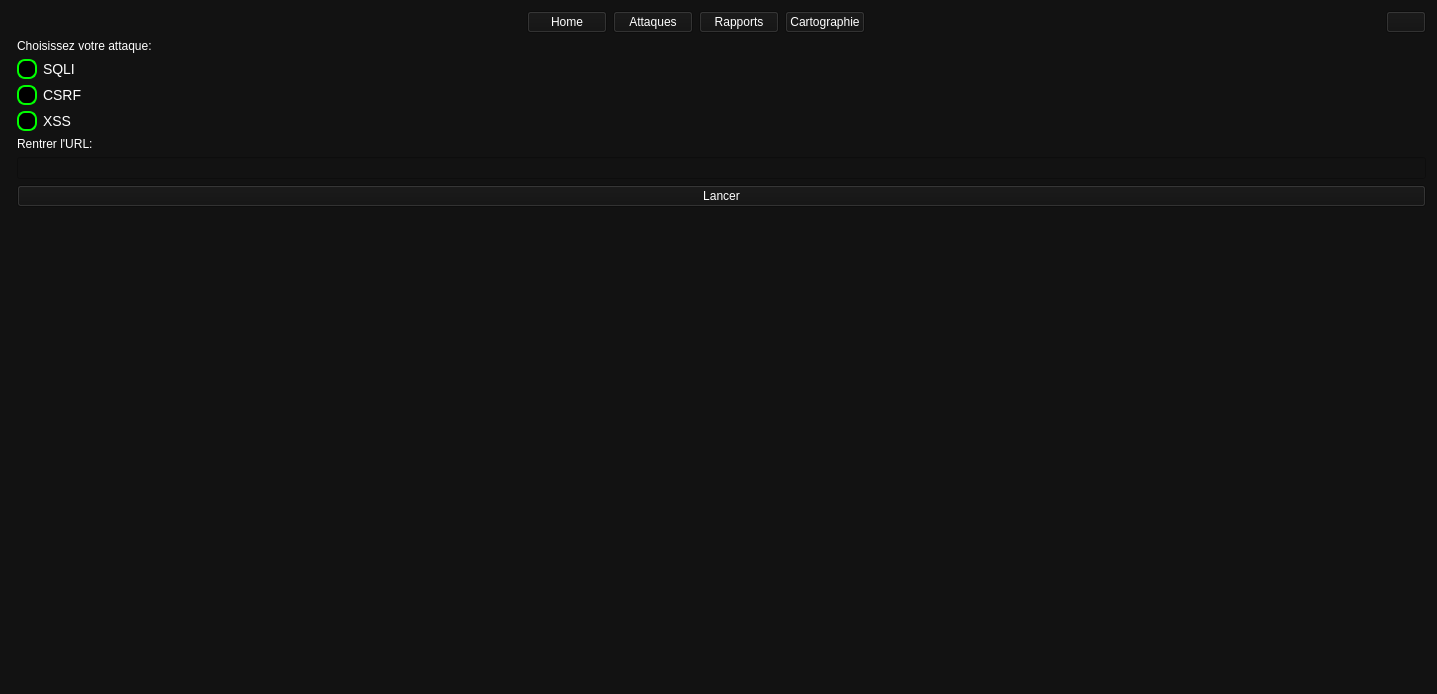
Qt form frontend/ui/attacks.ui (Pauldechassey/Minatt-ck) before a commit.
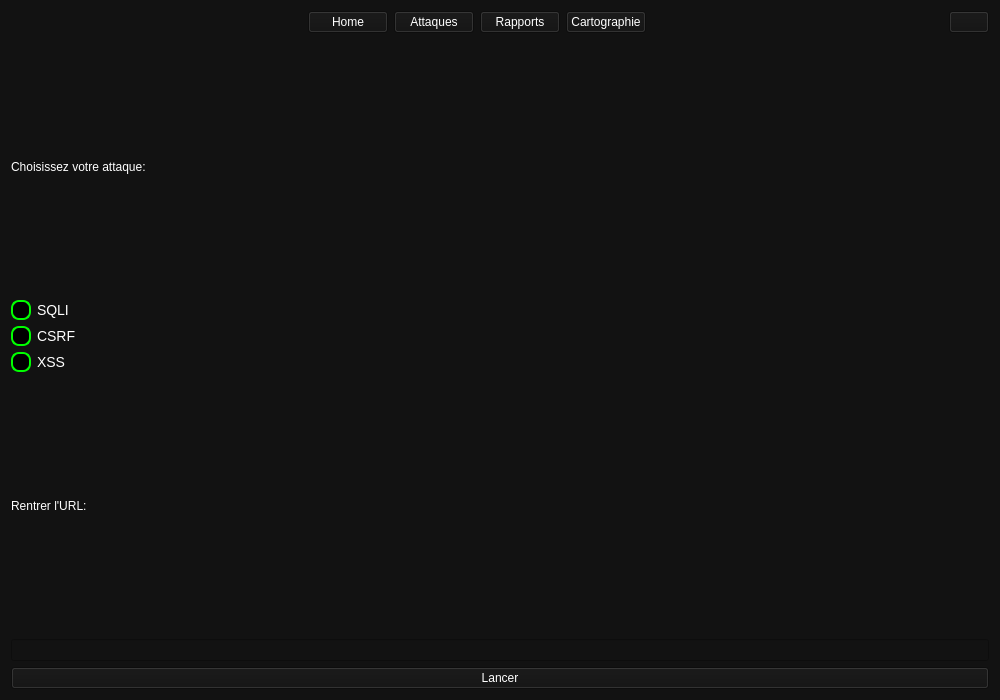
The same form after that commit. Icons and pictures are not drawn.

Commit message: feat: style pour login, accueil, attaques + refactorisation des noms de variables

The edit to the form file:
```diff
--- a/frontend/ui/attacks.ui
+++ b/frontend/ui/attacks.ui
@@ -6,8 +6,8 @@
    <rect>
     <x>0</x>
     <y>0</y>
-    <width>1437</width>
-    <height>694</height>
+    <width>1000</width>
+    <height>700</height>
    </rect>
   </property>
   <property name="windowTitle">
@@ -18,8 +18,8 @@
 color: white;
 </string>
   </property>
-  <layout class="QFormLayout" name="formLayout">
-   <item row="0" column="0" colspan="2">
+  <layout class="QGridLayout" name="gridLayout">
+   <item row="0" column="0">
     <layout class="QHBoxLayout" name="horizontalLayout_2">
      <item>
       <spacer name="horizontalSpacer">
@@ -94,14 +94,14 @@
      </item>
     </layout>
    </item>
-   <item row="1" column="1">
+   <item row="1" column="0">
     <widget class="QLabel" name="labelChoixAttaques">
      <property name="text">
       <string>Choisissez votre attaque:</string>
      </property>
     </widget>
    </item>
-   <item row="2" column="1">
+   <item row="2" column="0">
     <widget class="QCheckBox" name="checkBoxSQLI">
      <property name="styleSheet">
       <string notr="true">QCheckBox {
@@ -129,17 +129,67 @@
      </property>
     </widget>
    </item>
-   <item row="5" column="1">
+   <item row="3" column="0">
+    <widget class="QCheckBox" name="checkBoxCSRF">
+     <property name="styleSheet">
+      <string notr="true">QCheckBox {
+    color: white;
+    font-size: 14px;
+}
+
+QCheckBox::indicator {
+    width: 16px;
+    height: 16px;
+    border-radius: 8px;
+    border: 2px solid #00FF00; 
+    background: black;
+}
+
+QCheckBox::indicator:checked {
+    background: #00FF00; 
+}</string>
+     </property>
+     <property name="text">
+      <string>CSRF</string>
+     </property>
+    </widget>
+   </item>
+   <item row="4" column="0">
+    <widget class="QCheckBox" name="checkBoxXSS">
+     <property name="styleSheet">
+      <string notr="true">QCheckBox {
+    color: white;
+    font-size: 14px;
+}
+
+QCheckBox::indicator {
+    width: 16px;
+    height: 16px;
+    border-radius: 8px;
+    border: 2px solid #00FF00; 
+    background: black;
+}
+
+QCheckBox::indicator:checked {
+    background: #00FF00; 
+}</string>
+     </property>
+     <property name="text">
+      <string>XSS</string>
+     </property>
+    </widget>
+   </item>
+   <item row="5" column="0">
     <widget class="QLabel" name="labelURL">
      <property name="text">
       <string>Rentrer l'URL:</string>
      </property>
     </widget>
    </item>
-   <item row="6" column="1">
+   <item row="6" column="0">
     <widget class="QLineEdit" name="lineEditURlAttaques"/>
    </item>
-   <item row="7" column="1">
+   <item row="7" column="0">
     <widget class="QPushButton" name="pushButtonLancerAttaques">
      <property name="styleSheet">
       <string notr="true">QPushButton {
@@ -158,56 +208,6 @@
      </property>
     </widget>
    </item>
-   <item row="3" column="1">
-    <widget class="QCheckBox" name="checkBoxCSRF">
-     <property name="styleSheet">
-      <string notr="true">QCheckBox {
-    color: white;
-    font-size: 14px;
-}
-
-QCheckBox::indicator {
-    width: 16px;
-    height: 16px;
-    border-radius: 8px;
-    border: 2px solid #00FF00; 
-    background: black;
-}
-
-QCheckBox::indicator:checked {
-    background: #00FF00; 
-}</string>
-     </property>
-     <property name="text">
-      <string>CSRF</string>
-     </property>
-    </widget>
-   </item>
-   <item row="4" column="1">
-    <widget class="QCheckBox" name="checkBoxXSS">
-     <property name="styleSheet">
-      <string notr="true">QCheckBox {
-    color: white;
-    font-size: 14px;
-}
-
-QCheckBox::indicator {
-    width: 16px;
-    height: 16px;
-    border-radius: 8px;
-    border: 2px solid #00FF00; 
-    background: black;
-}
-
-QCheckBox::indicator:checked {
-    background: #00FF00; 
-}</string>
-     </property>
-     <property name="text">
-      <string>XSS</string>
-     </property>
-    </widget>
-   </item>
   </layout>
  </widget>
  <resources/>
```
Left out of the diff: 4 changed lines with no effect on the pictures. The commit also changes 13 other files.
